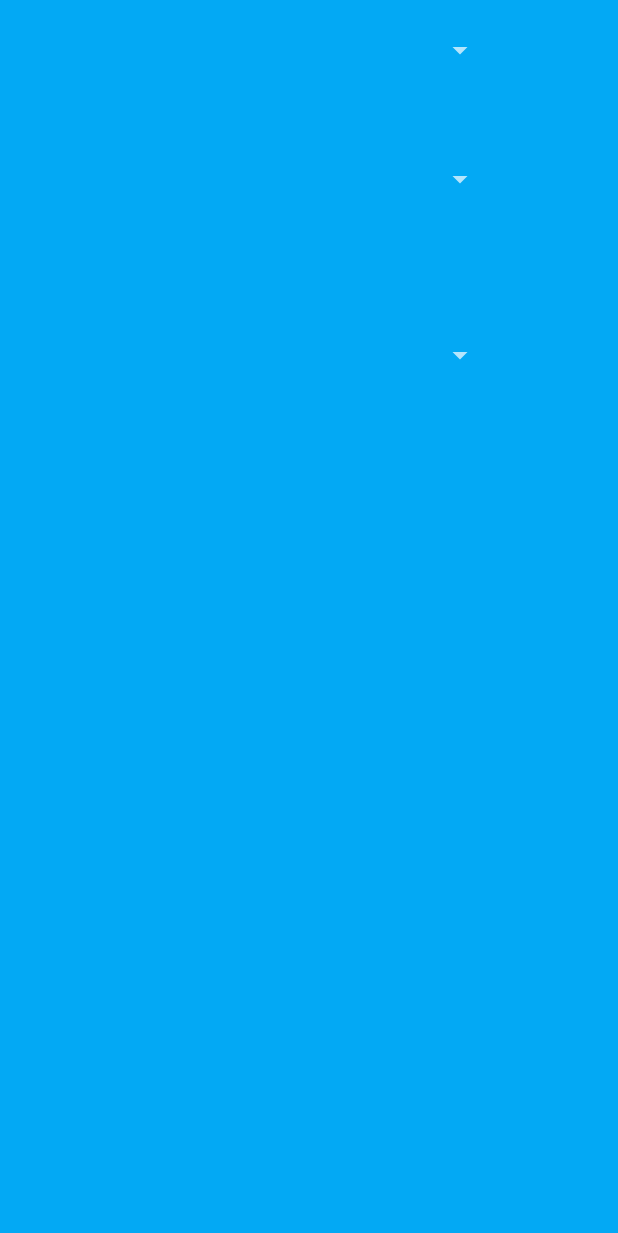
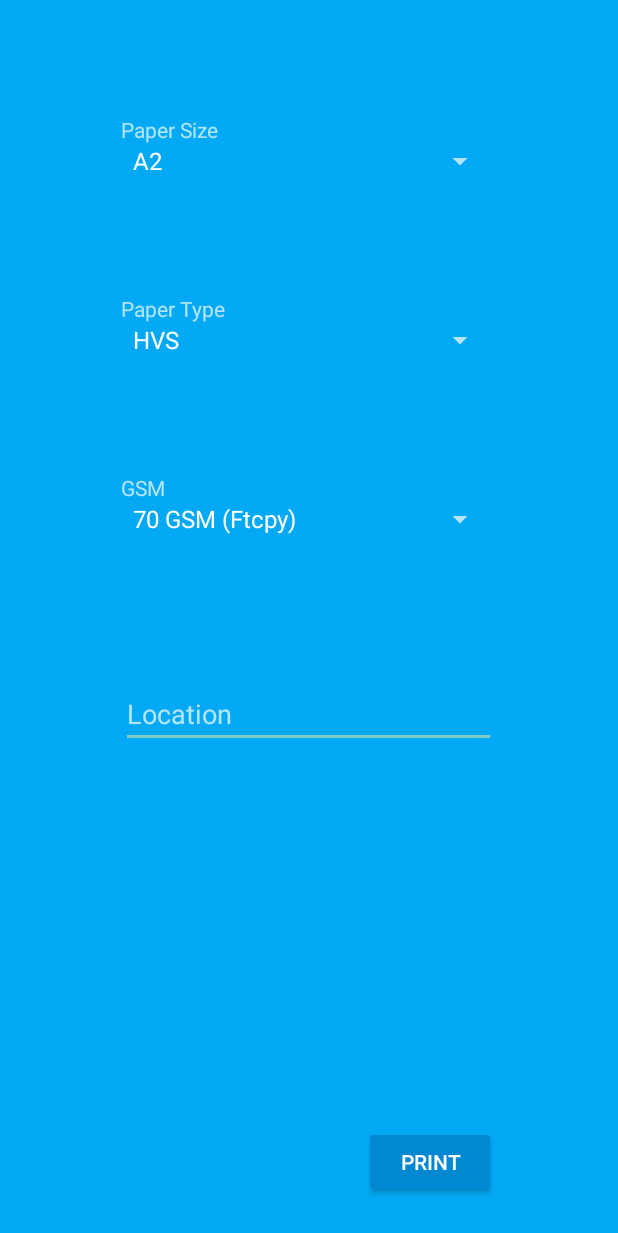
Before and after one commit to jh3er/Ins3rt179611, an Android app: the addActivity screen opened directly, with no data from a screen before it, on a phone screen of 412 x 824 dp. Before the commit the part shown is almost empty. Shown: the top 1233 px of the screen. Run offline under Robolectric (Android 15) with nearby library versions, the light colour scheme and no system bars.

Commit message:
Edit addActivity (still no intent)

```diff
--- a/app/src/main/AndroidManifest.xml
+++ b/app/src/main/AndroidManifest.xml
@@ -22,7 +22,8 @@
             android:name=".homeActivity"
             android:label="Insert"
             android:theme="@style/Theme.AppCompat.NoActionBar" />
-        <activity android:name=".addActivity"></activity>
+        <activity android:name=".addActivity" />
+        <activity android:name=".confirmActivity"></activity>
     </application>
 
 </manifest>
--- a/app/src/main/java/com/insertco/insert/addActivity.java
+++ b/app/src/main/java/com/insertco/insert/addActivity.java
@@ -1,13 +1,80 @@
 package com.insertco.insert;
 
+import android.os.Bundle;
 import android.support.v7.app.AppCompatActivity;
-import android.os.Bundle;
+import android.view.View;
+import android.widget.AdapterView;
+import android.widget.ArrayAdapter;
+import android.widget.Spinner;
 
 public class addActivity extends AppCompatActivity {
+
+    Spinner spinnerSize;
+    Spinner spinnerType;
+    Spinner spinnerGsm;
+
+    ArrayAdapter<CharSequence> adapterSize;
+    ArrayAdapter<CharSequence> adapterType;
+    ArrayAdapter<CharSequence> adapterGsm;
+
+
+
 
     @Override
     protected void onCreate(Bundle savedInstanceState) {
         super.onCreate(savedInstanceState);
         setContentView(R.layout.activity_add);
+
+        spinnerSize = (Spinner)findViewById(R.id.spinnerPaperSize);
+        adapterSize = ArrayAdapter.createFromResource(this,R.array.Size_Array,android.R.layout.simple_spinner_item);
+        adapterSize.setDropDownViewResource(android.R.layout.simple_spinner_dropdown_item);
+        spinnerSize.setAdapter(adapterSize);
+
+
+        spinnerType = (Spinner)findViewById(R.id.spinnerPaperType);
+        adapterType = ArrayAdapter.createFromResource(this,R.array.Type_Array,android.R.layout.simple_spinner_item);
+        adapterType.setDropDownViewResource(android.R.layout.simple_spinner_dropdown_item);
+        spinnerType.setAdapter(adapterType);
+
+        spinnerGsm = (Spinner)findViewById(R.id.spinnerGSM);
+        adapterGsm = ArrayAdapter.createFromResource(this,R.array.GSM_Array,android.R.layout.simple_spinner_item);
+        adapterGsm.setDropDownViewResource(android.R.layout.simple_spinner_dropdown_item);
+        spinnerGsm.setAdapter(adapterGsm);
+
+        spinnerSize.setOnItemSelectedListener(new AdapterView.OnItemSelectedListener() {
+            @Override
+            public void onItemSelected(AdapterView<?> adapterView, View view, int i, long l) {
+
+            }
+
+            @Override
+            public void onNothingSelected(AdapterView<?> adapterView) {
+
+            }
+        });
+
+        spinnerType.setOnItemSelectedListener(new AdapterView.OnItemSelectedListener() {
+            @Override
+            public void onItemSelected(AdapterView<?> adapterView, View view, int i, long l) {
+
+            }
+
+            @Override
+            public void onNothingSelected(AdapterView<?> adapterView) {
+
+            }
+        });
+
+        spinnerGsm.setOnItemSelectedListener(new AdapterView.OnItemSelectedListener() {
+            @Override
+            public void onItemSelected(AdapterView<?> adapterView, View view, int i, long l) {
+
+            }
+
+            @Override
+            public void onNothingSelected(AdapterView<?> adapterView) {
+
+            }
+        });
     }
 }
--- /dev/null
+++ b/app/src/main/java/com/insertco/insert/confirmActivity.java
@@ -0,0 +1,13 @@
+package com.insertco.insert;
+
+import android.support.v7.app.AppCompatActivity;
+import android.os.Bundle;
+
+public class confirmActivity extends AppCompatActivity {
+
+    @Override
+    protected void onCreate(Bundle savedInstanceState) {
+        super.onCreate(savedInstanceState);
+        setContentView(R.layout.activity_confirm);
+    }
+}
--- a/app/src/main/res/layout/activity_add.xml
+++ b/app/src/main/res/layout/activity_add.xml
@@ -9,25 +9,78 @@
         android:id="@+id/spinnerPaperSize"
         android:layout_width="250dp"
         android:layout_height="wrap_content"
-        android:layout_centerHorizontal="true"
-        android:layout_marginTop="21dp" />
+        android:layout_marginTop="95dp"
+        android:layout_alignParentTop="true"
+        android:layout_centerHorizontal="true" />
 
     <Spinner
         android:id="@+id/spinnerPaperType"
         android:layout_width="250dp"
         android:layout_height="wrap_content"
+        android:layout_marginTop="95dp"
         android:layout_below="@+id/spinnerPaperSize"
-        android:layout_centerHorizontal="true"
-        android:layout_marginTop="62dp"
-        />
+        android:layout_alignLeft="@+id/spinnerPaperSize"
+        android:layout_alignStart="@+id/spinnerPaperSize" />
 
     <Spinner
         android:id="@+id/spinnerGSM"
         android:layout_width="250dp"
         android:layout_height="wrap_content"
+        android:layout_marginTop="95dp"
         android:layout_below="@+id/spinnerPaperType"
-        android:layout_centerHorizontal="true"
-        android:layout_marginTop="93dp" />
+        android:layout_alignLeft="@+id/spinnerPaperType"
+        android:layout_alignStart="@+id/spinnerPaperType" />
 
+    <TextView
+        android:id="@+id/textView"
+        android:layout_width="wrap_content"
+        android:layout_height="wrap_content"
+        android:layout_alignBottom="@+id/spinnerPaperSize"
+        android:layout_alignLeft="@+id/spinnerPaperSize"
+        android:layout_alignStart="@+id/spinnerPaperSize"
+        android:layout_marginBottom="23dp"
+        android:text="Paper Size" />
+
+    <TextView
+        android:id="@+id/textView2"
+        android:layout_width="wrap_content"
+        android:layout_height="wrap_content"
+        android:layout_alignBottom="@+id/spinnerPaperType"
+        android:layout_alignLeft="@+id/spinnerPaperType"
+        android:layout_alignStart="@+id/spinnerPaperType"
+        android:layout_marginBottom="23dp"
+        android:text="Paper Type" />
+
+    <TextView
+        android:id="@+id/textView3"
+        android:layout_width="wrap_content"
+        android:layout_height="wrap_content"
+        android:layout_alignBottom="@+id/spinnerGSM"
+        android:layout_alignLeft="@+id/spinnerGSM"
+        android:layout_alignStart="@+id/spinnerGSM"
+        android:layout_marginBottom="23dp"
+        android:text="GSM" />
+
+    <EditText
+        android:id="@+id/editTextLocation"
+        android:layout_width="250dp"
+        android:layout_height="wrap_content"
+        android:layout_alignLeft="@+id/spinnerGSM"
+        android:layout_alignStart="@+id/spinnerGSM"
+        android:layout_below="@+id/spinnerGSM"
+        android:layout_marginTop="95dp"
+        android:inputType="textPostalAddress"
+        android:hint="Location"/>
+
+    <Button
+        android:id="@+id/button"
+        android:layout_width="wrap_content"
+        android:layout_height="wrap_content"
+        android:layout_alignEnd="@+id/editTextLocation"
+        android:layout_alignParentBottom="true"
+        android:layout_alignRight="@+id/editTextLocation"
+        android:layout_marginBottom="25dp"
+        android:text="Print"
+        android:backgroundTint="@color/contrastButtonColor"/>
 
 </RelativeLayout>
--- /dev/null
+++ b/app/src/main/res/layout/activity_confirm.xml
@@ -0,0 +1,9 @@
+<?xml version="1.0" encoding="utf-8"?>
+<RelativeLayout
+    xmlns:android="http://schemas.android.com/apk/res/android"
+    android:layout_height="match_parent"
+    android:layout_width="match_parent"
+    android:background="@color/windowBackground">
+
+
+</RelativeLayout>
--- a/app/src/main/res/values/colors.xml
+++ b/app/src/main/res/values/colors.xml
@@ -32,4 +32,5 @@
     <color name="windowBackground">#03A9F4</color>
     <color name="navigationBarColor">#000000</color>
     <color name="buttonColor">#0091EA</color>
+    <color name="contrastButtonColor">#0288D1</color>
 </resources>
--- a/app/src/main/res/values/strings.xml
+++ b/app/src/main/res/values/strings.xml
@@ -6,4 +6,35 @@
     <string name="title_activity_home">homeActivity</string>
     <string name="action_settings">Settings</string>
     <string name="section_format">Hello World from section: %1$d</string>
+    <string name="paper_size">Paper Size</string>
+    <string name="paper_type">Paper Type</string>
+    <string name="paper_gsm">GSM</string>
+    <string-array name="Size_Array">
+        <item>A2</item>
+        <item>A3</item>
+        <item>A4</item>
+        <item>A5</item>
+        <item>B5</item>
+        <item>B4</item>
+        <item>Folio</item>
+        <item>Letter</item>
+    </string-array>
+    <string-array name="Type_Array">
+        <item>HVS</item>
+        <item>Art Paper</item>
+        <item>Glossy Paper</item>
+        <item>Concorde</item>
+        <item>Linen</item>
+        <item>Jasmine</item>
+    </string-array>
+    <string-array name="GSM_Array">
+        <item>70 GSM (Ftcpy)</item>
+        <item>80 GSM (Standar)</item>
+        <item>100 GSM</item>
+        <item>150 GSM</item>
+        <item>190 GSM</item>
+        <item>210 GSM</item>
+        <item>260 GSM</item>
+        <item>310 GSM</item>
+    </string-array>
 </resources>
```
